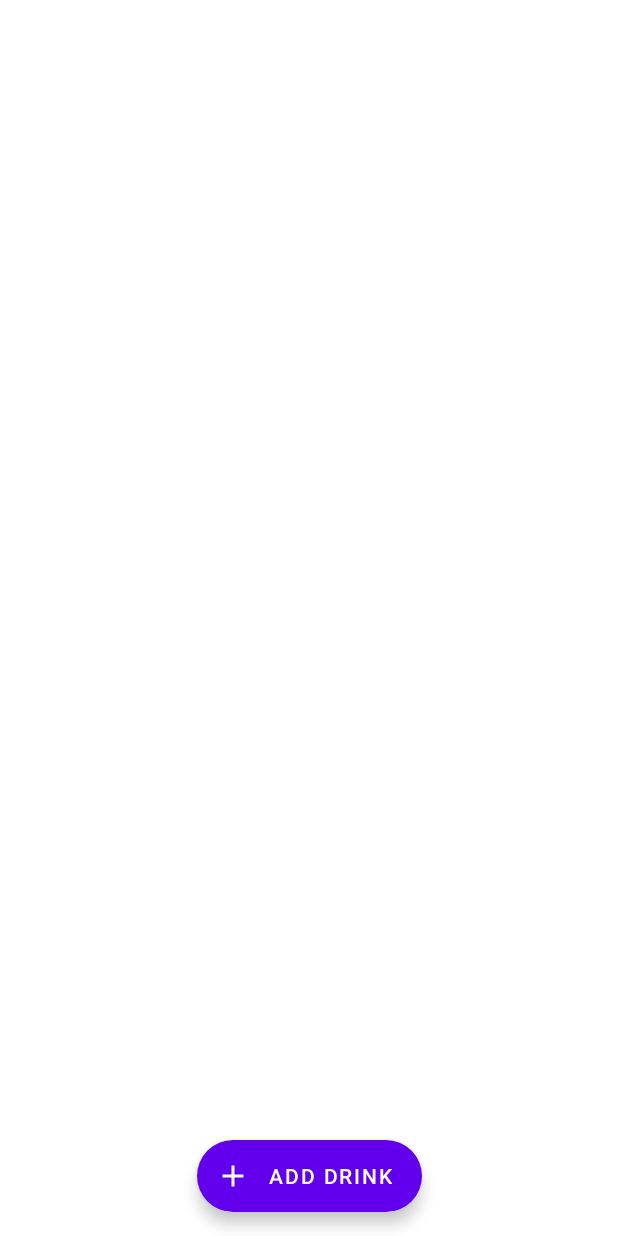
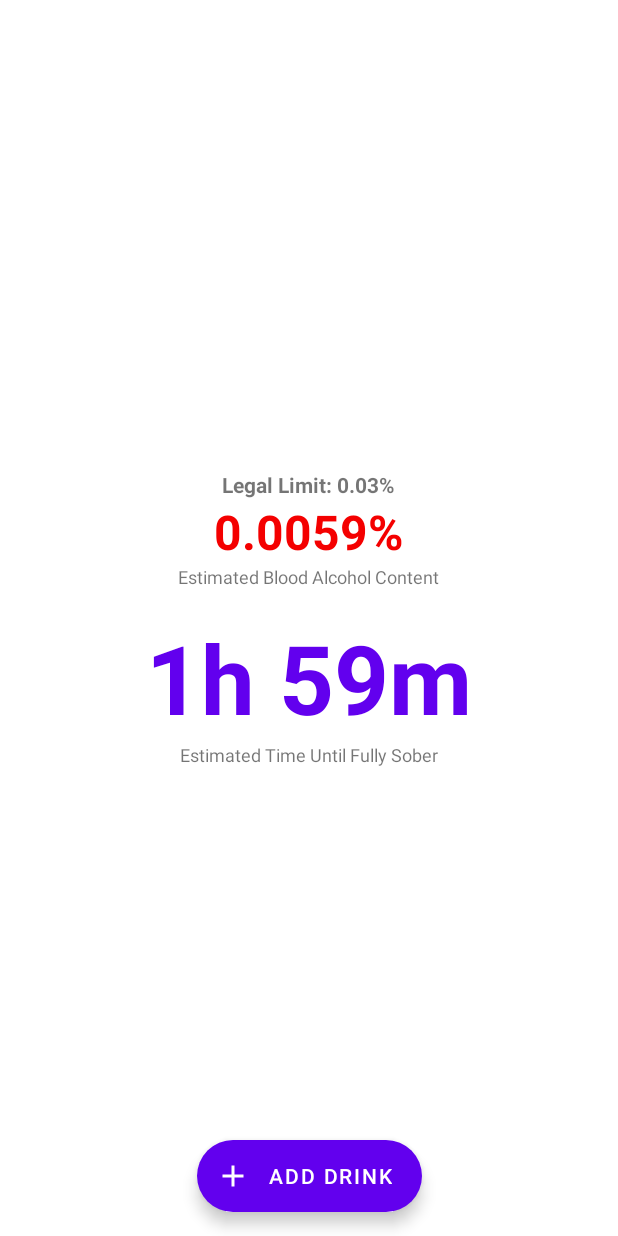
Before and after one commit to SameerShelarr/BloodAlcoholCalculator, an Android app: the layout fragment_b_a_calculator.xml on its own in the app's theme, with its tools: preview values and no code run, on a phone screen of 412 x 824 dp. Run offline under Robolectric (Android 15) with nearby library versions, the phone set to English and light mode, and no system bars.

Commit message:
Added UI's for showing blood alcohol content and time until fully sober.

```diff
--- a/app/src/main/res/layout/fragment_b_a_calculator.xml
+++ b/app/src/main/res/layout/fragment_b_a_calculator.xml
@@ -10,16 +10,65 @@
         android:layout_width="match_parent"
         android:layout_height="match_parent">
 
+        <androidx.appcompat.widget.LinearLayoutCompat
+            android:layout_width="wrap_content"
+            android:layout_height="wrap_content"
+            android:gravity="center"
+            android:orientation="vertical"
+            app:layout_constraintBottom_toBottomOf="parent"
+            app:layout_constraintEnd_toEndOf="parent"
+            app:layout_constraintStart_toStartOf="parent"
+            app:layout_constraintTop_toTopOf="parent">
+
+            <androidx.appcompat.widget.AppCompatTextView
+                android:layout_width="wrap_content"
+                android:layout_height="wrap_content"
+                android:textStyle="bold"
+                android:text="@string/legal_limit_0_03"/>
+
+            <androidx.appcompat.widget.AppCompatTextView
+                android:id="@+id/blood_alcohol_content_text"
+                android:layout_width="wrap_content"
+                android:layout_height="wrap_content"
+                android:textColor="@color/red"
+                android:textSize="32sp"
+                android:textStyle="bold"
+                tools:text="0.0059%" />
+
+            <androidx.appcompat.widget.AppCompatTextView
+                android:layout_width="wrap_content"
+                android:layout_height="wrap_content"
+                android:textSize="12sp"
+                android:text="@string/estimated_blood_alcohol_content" />
+
+            <androidx.appcompat.widget.AppCompatTextView
+                android:id="@+id/time_until_sober_text"
+                android:layout_width="wrap_content"
+                android:layout_height="wrap_content"
+                android:textColor="@color/design_default_color_primary"
+                android:textSize="64sp"
+                android:textStyle="bold"
+                android:layout_marginTop="16dp"
+                tools:text="1h 59m" />
+
+            <androidx.appcompat.widget.AppCompatTextView
+                android:layout_width="wrap_content"
+                android:layout_height="wrap_content"
+                android:textSize="12sp"
+                android:text="@string/estimated_time_until_fully_sober" />
+
+        </androidx.appcompat.widget.LinearLayoutCompat>
+
         <com.google.android.material.floatingactionbutton.ExtendedFloatingActionButton
             android:id="@+id/add_drink_fab"
             android:layout_width="wrap_content"
             android:layout_height="wrap_content"
             android:layout_marginBottom="16dp"
             android:text="@string/add_drink"
+            android:textColor="@color/white"
+            app:backgroundTint="@color/design_default_color_primary"
             app:icon="@drawable/ic_add"
             app:iconTint="@color/white"
-            android:textColor="@color/white"
-            app:backgroundTint="@color/design_default_color_primary"
             app:layout_constraintBottom_toBottomOf="parent"
             app:layout_constraintEnd_toEndOf="parent"
             app:layout_constraintStart_toStartOf="parent" />
--- a/app/src/main/res/values/colors.xml
+++ b/app/src/main/res/values/colors.xml
@@ -7,4 +7,6 @@
     <color name="teal_700">#FF018786</color>
     <color name="black">#FF000000</color>
     <color name="white">#FFFFFFFF</color>
+    <color name="green">#44FF00</color>
+    <color name="red">#F40000</color>
 </resources>
--- a/app/src/main/res/values/strings.xml
+++ b/app/src/main/res/values/strings.xml
@@ -8,4 +8,7 @@
     <string name="my_gender_is">My gender is…</string>
     <string name="previous">Previous</string>
     <string name="add_drink">Add Drink</string>
+    <string name="estimated_blood_alcohol_content">Estimated Blood Alcohol Content</string>
+    <string name="estimated_time_until_fully_sober">Estimated Time Until Fully Sober</string>
+    <string name="legal_limit_0_03">Legal Limit: 0.03%</string>
 </resources>
```
